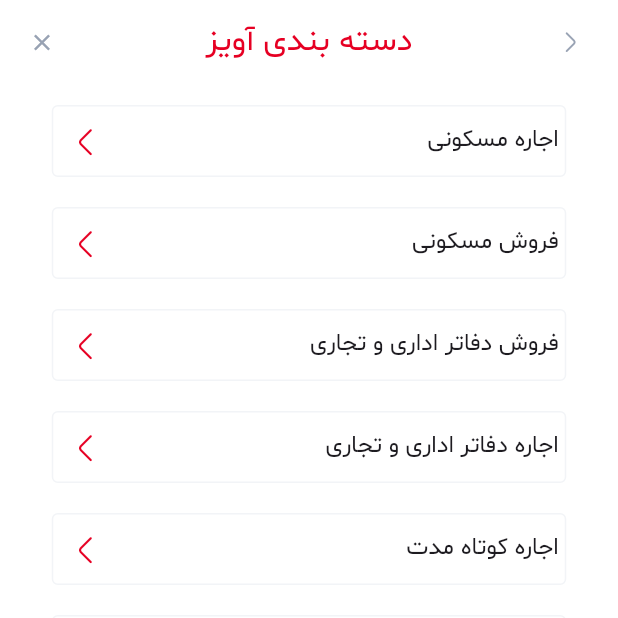
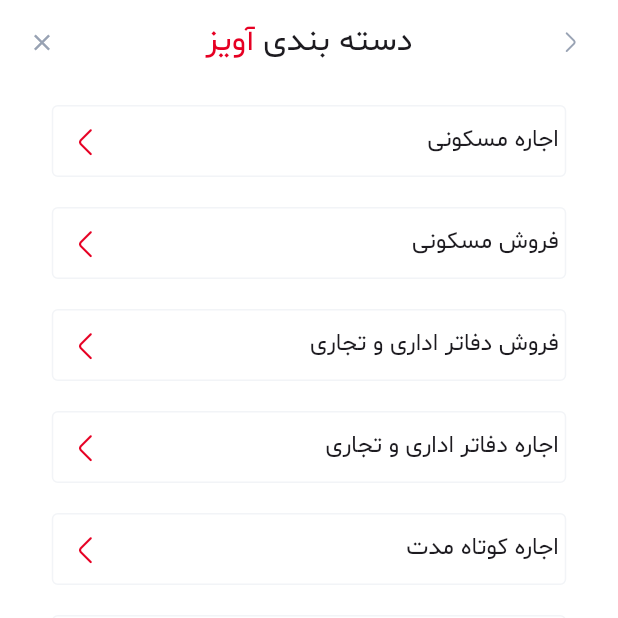
Before and after one commit to Mohammad-Hossein-Dlt/aviz_real_estate_ads, a Flutter app: the MainScreenNavigationBar screen opened directly, item 2 of the bottom bar chosen, on a phone screen of 412 x 824 dp, the top half of it. Run offline on Flutter 3.47's test engine with Material 3 defaults, Android fonts, the phone set to English and light mode, and no system bars; our stand-ins replace dotted_border, file_picker, flutter_animate, flutter_staggered_animations, pinput, smooth_page_indicator.

Commit message:
Minor Improvements

```diff
--- a/lib/screens/addAviz/add_aviz.dart
+++ b/lib/screens/addAviz/add_aviz.dart
@@ -31,6 +31,8 @@
   AddAvizState state = CategotyState();
 
   double width = 0;
+  int progress = 0;
+  String title = "دسته بندی";
 
   Map<String, List<String>> categories = {
     "اجاره مسکونی": [
@@ -47,20 +49,31 @@
 
   AddAvizState onBackState() {
     if (state is CategotyState) {
+      title = "دسته بندی";
+
       return CategotyState();
     }
     if (state is SubCategotyState) {
+      title = "دسته بندی";
+
       return CategotyState();
     }
     if (state is GetLocationState) {
+      title = "دسته بندی";
+
       return SubCategotyState();
     }
     if (state is PossibilitiesState) {
+      title = "مکان";
+
       return GetLocationState();
     }
     if (state is GetInformationState) {
+      title = "ویژگی های";
+
       return PossibilitiesState();
     }
+
     return CategotyState();
   }
 
@@ -72,7 +85,6 @@
 
   @override
   void initState() {
-    // TODO: implement initState
     super.initState();
 
     AvizData.reset();
@@ -83,21 +95,25 @@
   Widget build(BuildContext context) {
     width = MediaQuery.of(context).size.width;
 
-    int progress = 0;
-
     if (state is CategotyState) {
+      title = "دسته بندی";
       progress = 0;
     }
     if (state is SubCategotyState) {
+      title = "دسته بندی";
+
       progress = 1;
     }
     if (state is GetLocationState) {
+      title = "مکان";
       progress = 2;
     }
     if (state is PossibilitiesState) {
+      title = "ویژگی های";
       progress = 3;
     }
     if (state is GetInformationState) {
+      title = "اطلاعات";
       progress = 4;
     }
 
@@ -150,11 +166,21 @@
               ),
             ),
           ],
-          title: const Text(
-            "دسته بندی آویز",
-            style: TextStyle(
-              color: red,
-            ),
+          title: Row(
+            mainAxisAlignment: MainAxisAlignment.center,
+            children: [
+              const Text(
+                "آویز",
+                style: TextStyle(
+                  color: red,
+                ),
+              ),
+              const SizedBox(width: 6),
+              Text(
+                title,
+                style: const TextStyle(),
+              ),
+            ],
           ),
         ),
         body: SafeArea(
--- a/lib/screens/main_screen.dart
+++ b/lib/screens/main_screen.dart
@@ -82,10 +82,10 @@
         child: Stack(alignment: Alignment.bottomCenter, children: [
           IndexedStack(
             index: curentIndex,
-            children: [
+            children: const [
               ProfileScreen(),
-              const AddAvizScreen(),
-              const SearchScreen(),
+              AddAvizScreen(),
+              SearchScreen(),
               HomeScreen(),
             ],
           ),
```
